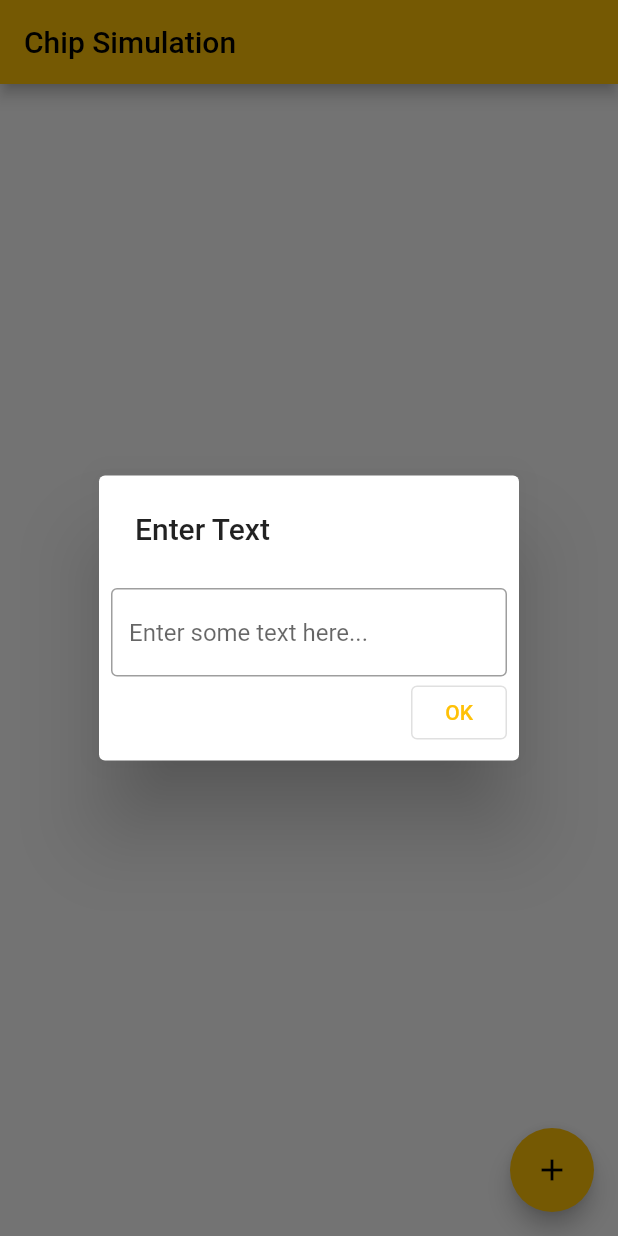
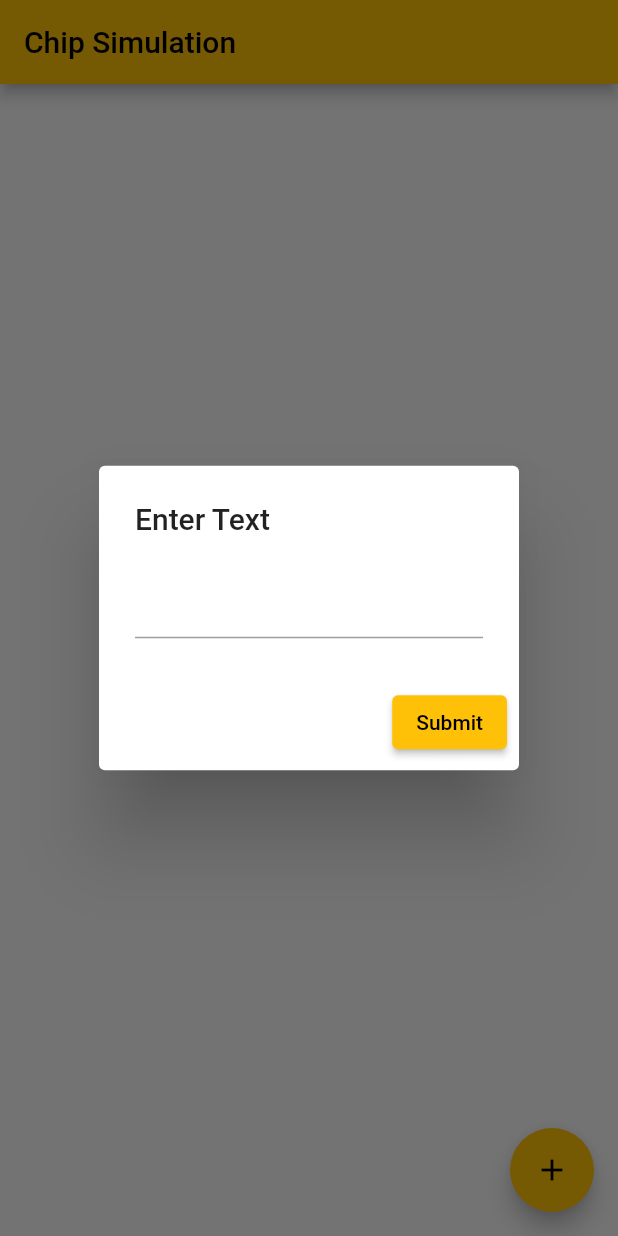
Before and after one commit to bereket-fiseha/kindacode, a Flutter app: the screen it shows after launch, after a tap on the "add" icon, on a phone screen of 412 x 824 dp. Run offline on Flutter 3.47's test engine with Material 2 defaults, Android fonts, the phone set to English and light mode, and no system bars; our stand-ins replace animated_text_kit, audioplayers, cached_network_image, confetti, flutter_spinkit, font_awesome_flutter and 1 more; missing offline and left inert: text_to_speech.

Commit message:
chip screen added

```diff
--- a/lib/screen/chipscreen.dart
+++ b/lib/screen/chipscreen.dart
@@ -1,22 +1,26 @@
 import 'package:flutter/cupertino.dart';
 import 'package:flutter/material.dart';
+import 'package:flutter/scheduler.dart';
 
 class ChipScreen extends StatefulWidget {
   @override
   State<ChipScreen> createState() => _ChipScreenState();
 }
 
+class ChipData {
+  // an id is useful when deleting chip
+  final String id;
+  final String name;
+  ChipData({required this.id, required this.name});
+}
+
 class _ChipScreenState extends State<ChipScreen> {
-  List<CustomIcon> listOfCustomIcons = [];
+  List<CustomIcon> _allChips = [];
   TextEditingController textEditingController = new TextEditingController();
-  void remIcon(String title) {
-    debugPrint(title);
-    debugPrint(listOfCustomIcons
-        .where((element) => element.title == title)
-        .first
-        .title);
-    listOfCustomIcons.remove(
-        listOfCustomIcons.where((element) => element.title == title).first);
+  void remIcon(String id) {
+    setState(() {
+      _allChips.removeWhere((element) => element.title == id);
+    });
   }
 
   void _showDialog(BuildContext context) {
@@ -25,33 +29,36 @@ class _ChipScreenState extends State<ChipScreen> {
       builder: (BuildContext context) {
         return AlertDialog(
           title: new Text("Enter Text"),
+          content: TextField(
+            controller: textEditingController,
+          ),
           actions: <Widget>[
-            TextField(
-              controller: textEditingController,
-              maxLines: 1,
-              decoration: const InputDecoration(
-                  border: OutlineInputBorder(),
-                  hintText: 'Enter some text here...'),
-              onChanged: (String newText) {
-                // setState(() {
-                //   text = newText;
-                // });
-              },
-            ),
-            new OutlinedButton(
-              child: new Text("OK"),
-              onPressed: () {
-                listOfCustomIcons.add(CustomIcon(
-                  title: textEditingController.text,
-                  removeIcon: remIcon,
-                ));
-                Navigator.of(context).pop();
-              },
-            ),
+            ElevatedButton(
+                onPressed: () {
+                  setState(() {
+                    _allChips.add(CustomIcon(
+                        title: textEditingController.text,
+                        id: textEditingController.text,
+                        removeIcon: remIcon));
+                  });
+
+                  // reset the TextField
+                  textEditingController.text = '';
+
+                  // Close the dialog
+                  Navigator.of(context).pop();
+                },
+                child: const Text('Submit'))
           ],
         );
       },
     );
+  }
+
+  void _deleteChip(String id) {
+    setState(() {
+      _allChips.removeWhere((element) => element.id == id);
+    });
   }
 
   Widget build(BuildContext context) {
@@ -60,9 +67,17 @@ class _ChipScreenState extends State<ChipScreen> {
         appBar: AppBar(
           title: Text("Chip Simulation"),
         ),
-        body: GridView.count(
-          crossAxisCount: 3,
-          children: listOfCustomIcons,
+        body: Padding(
+          padding: const EdgeInsets.all(15),
+          child: Wrap(
+            spacing: 10,
+            children: _allChips
+                .map((chip) => CustomIcon(
+                    title: chip.title,
+                    id: chip.id,
+                    removeIcon: chip.removeIcon))
+                .toList(),
+          ),
         ),
         floatingActionButton: FloatingActionButton(
           onPressed: () => {_showDialog(context)},
@@ -75,14 +90,18 @@ class _ChipScreenState extends State<ChipScreen> {
 
 class CustomIcon extends StatelessWidget {
   String title;
+  String id;
   Function(String title) removeIcon;
-  CustomIcon({required this.title, required this.removeIcon});
+  CustomIcon({required this.title, required this.id, required this.removeIcon});
   Widget build(BuildContext context) {
     var widthOfScreen = MediaQuery.of(context).size.width;
     return Padding(
       padding: const EdgeInsets.all(12.0),
       child: Container(
-        width: widthOfScreen / 3,
+        decoration: BoxDecoration(
+            color: Colors.orange, borderRadius: BorderRadius.circular(15)),
+        width: widthOfScreen / 4,
+        height: 50,
         child: Row(
           children: [
             Text(title),
```
